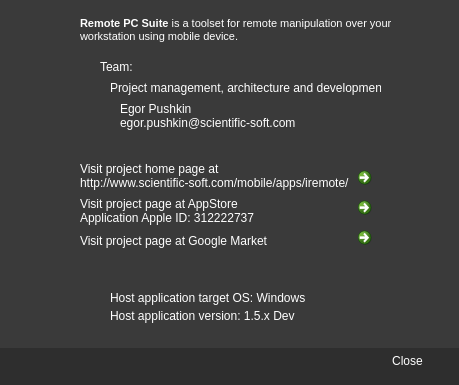
egorpushkin/iremote, file dev/RemotePC.QT/Resources/Win/aboutdialog.ui: the form before one commit.
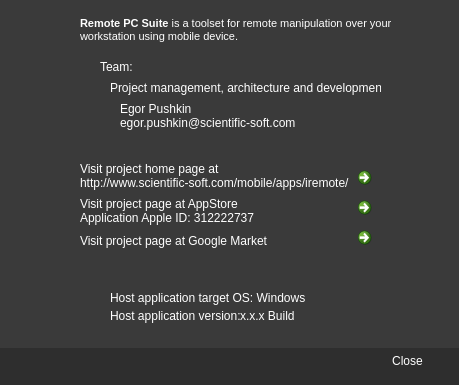
The form after the commit. Icons and pictures are not drawn.

Diff of the .ui file:
```diff
--- a/dev/RemotePC.QT/Resources/Win/aboutdialog.ui
+++ b/dev/RemotePC.QT/Resources/Win/aboutdialog.ui
@@ -155,12 +155,12 @@
     <rect>
      <x>110</x>
      <y>306</y>
-     <width>271</width>
+     <width>131</width>
      <height>20</height>
     </rect>
    </property>
    <property name="text">
-    <string>Host application version: 1.5.x Dev</string>
+    <string>Host application version:</string>
    </property>
   </widget>
   <widget class="QWidget" name="widget" native="true">
@@ -286,6 +286,19 @@
     <string/>
    </property>
   </widget>
+  <widget class="QLabel" name="version_">
+   <property name="geometry">
+    <rect>
+     <x>240</x>
+     <y>306</y>
+     <width>101</width>
+     <height>20</height>
+    </rect>
+   </property>
+   <property name="text">
+    <string>x.x.x Build</string>
+   </property>
+  </widget>
  </widget>
  <resources>
   <include location="../../RemotePC.qrc"/>
```
Left out of the diff: 4 changed lines with no effect on the pictures.
